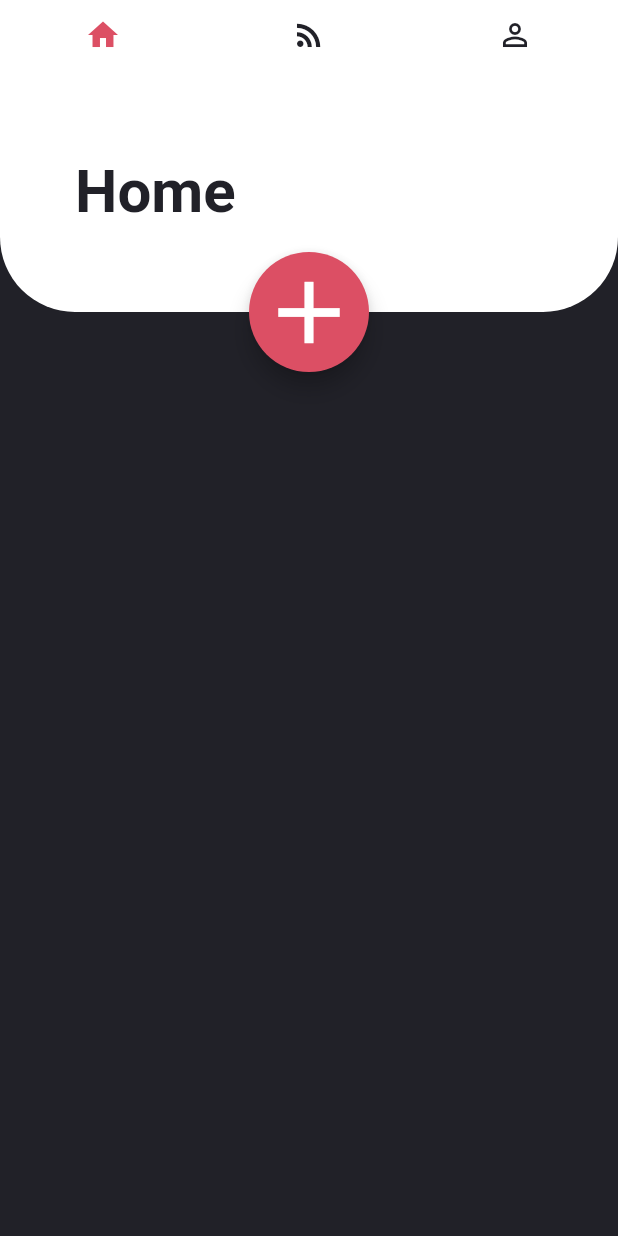
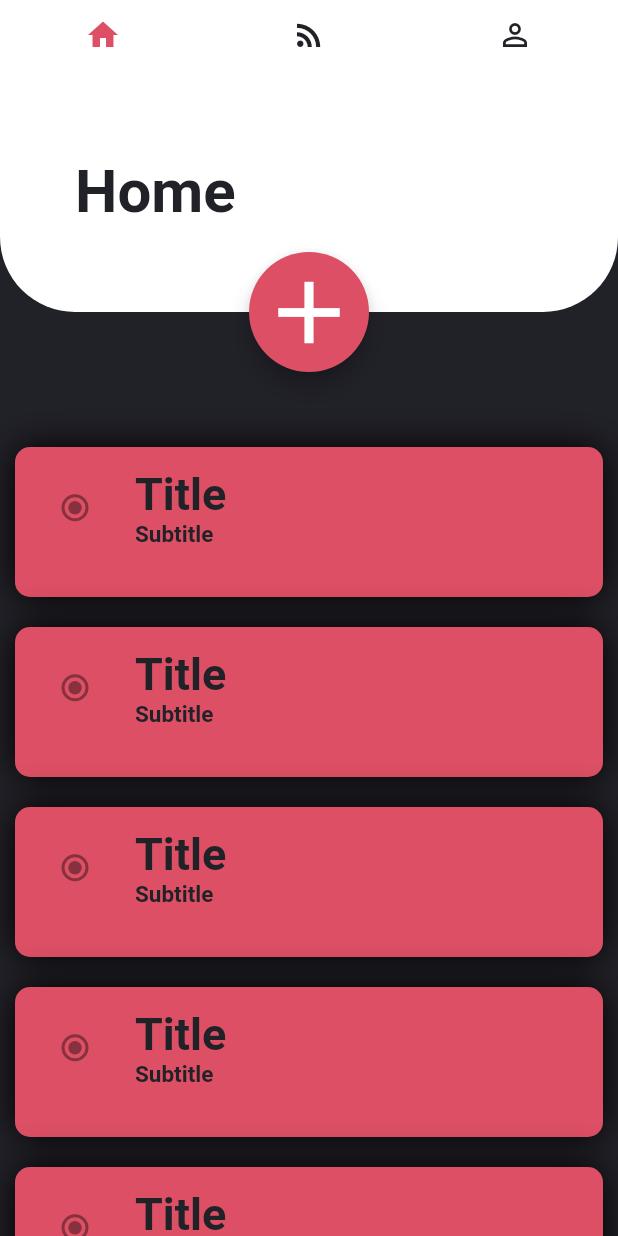
Before and after one commit to bangia1509/TODO, a Flutter app: the screen it shows after launch, on a phone screen of 412 x 824 dp. Run offline on Flutter 3.47's test engine with Material 2 defaults, Android fonts, the phone set to English and light mode, and no system bars; Roboto replaces fonts that are missing (Avenir).

Commit message:
added list tiles

```diff
--- a/todo_app/lib/UI/Home/home_page.dart
+++ b/todo_app/lib/UI/Home/home_page.dart
@@ -1,5 +1,6 @@
 import 'package:flutter/material.dart';
 import 'package:todo_app/models/global.dart';
+import 'package:todo_app/models/widgets/hometodowidget.dart';
 
 class HomePage extends StatefulWidget {
   @override
@@ -12,13 +13,17 @@ class _HomePageState extends State<HomePage> {
     return Container(
       color: darkGreyColor,
       child: ListView(
-        padding: EdgeInsets.only(top: 300),
+        padding: EdgeInsets.only(top: 250),
         children: getList(),
       ),
     );
   }
 
   List<Widget> getList() {
-    return [];
+    List<HomeToDoWidget> notelist = [];
+    for (int i = 0; i < 20; i++) {
+      notelist.add(HomeToDoWidget());
+    }
+    return notelist;
   }
 }
--- a/todo_app/lib/main.dart
+++ b/todo_app/lib/main.dart
@@ -13,6 +13,7 @@ class MyApp extends StatelessWidget {
       debugShowCheckedModeBanner: false,
       title: 'TODO App',
       theme: ThemeData(
+        //accentColor: Colors.greenAccent,
         primarySwatch: Colors.blue,
         visualDensity: VisualDensity.adaptivePlatformDensity,
       ),
@@ -44,9 +45,6 @@ class _MyHomePageState extends State<MyHomePage> {
             children: <Widget>[
               TabBarView(
                 children: [
-                  // new Container(
-                  //   color: darkGreyColor,
-                  // ),
                   HomePage(),
                   new Container(
                     color: Colors.orange,
--- a/todo_app/lib/models/global.dart
+++ b/todo_app/lib/models/global.dart
@@ -7,3 +7,13 @@ var intrayTitle = new TextStyle(
     fontWeight: FontWeight.bold,
     color: darkGreyColor,
     fontSize: 40.0);
+var homeListTitle = new TextStyle(
+    fontFamily: 'Avenir',
+    fontWeight: FontWeight.bold,
+    color: darkGreyColor,
+    fontSize: 30.0);
+var homeListSubtitle = new TextStyle(
+    fontFamily: 'Avenir',
+    fontWeight: FontWeight.bold,
+    color: darkGreyColor,
+    fontSize: 15.0);
--- /dev/null
+++ b/todo_app/lib/models/widgets/hometodowidget.dart
@@ -0,0 +1,28 @@
+import 'package:flutter/material.dart';
+import 'package:todo_app/models/global.dart';
+
+class HomeToDoWidget extends StatelessWidget {
+  @override
+  Widget build(BuildContext context) {
+    return Container(
+      padding: EdgeInsets.only(top: 10),
+      child: ListTile(
+        subtitle: Text(
+          'Subtitle',
+          style: homeListSubtitle,
+        ),
+        title: Text(
+          'Title',
+          style: homeListTitle,
+        ),
+        leading: Radio(),
+      ),
+      margin: EdgeInsets.fromLTRB(10, 0, 10, 20),
+      decoration: BoxDecoration(
+          boxShadow: [BoxShadow(color: Colors.black, blurRadius: 20)],
+          color: myRed,
+          borderRadius: BorderRadius.all(Radius.circular(10))),
+      height: 100,
+    );
+  }
+}
```
